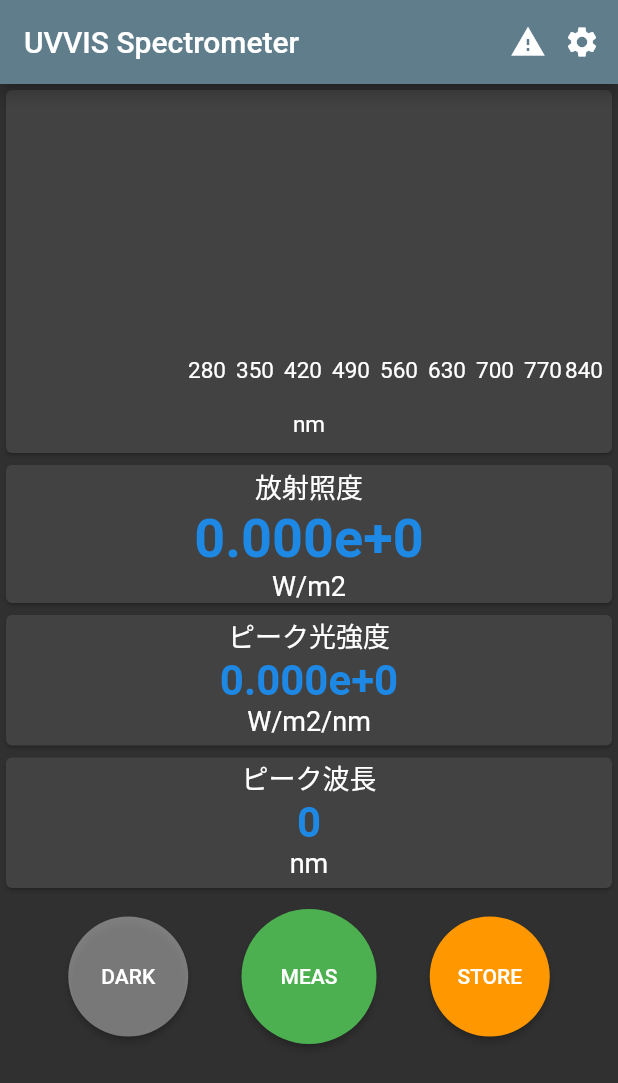
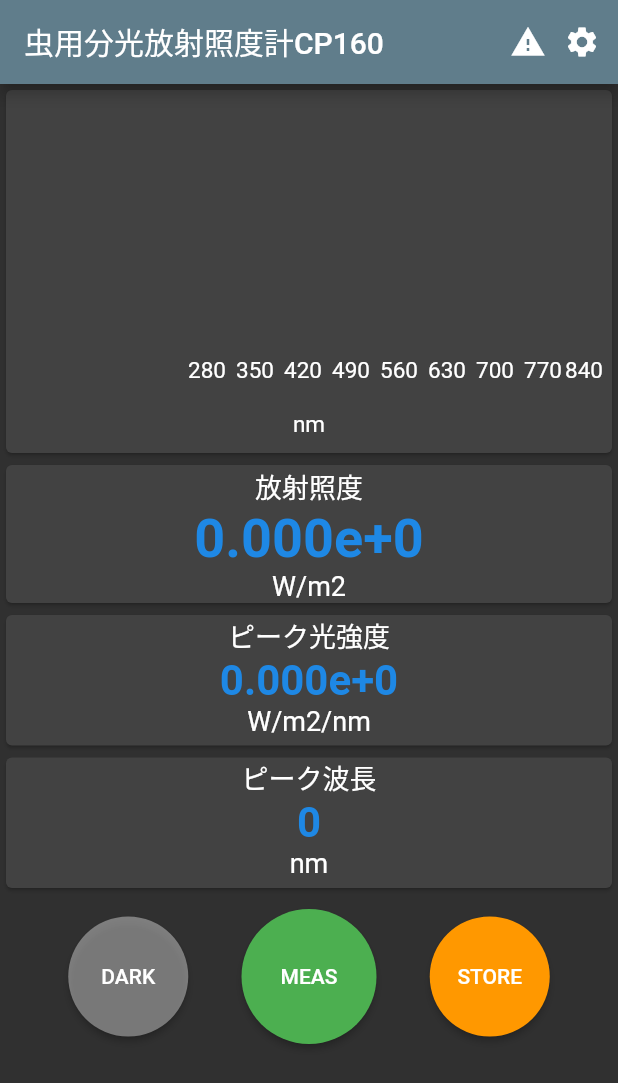
Before and after one commit to colorpyxis-nobuodenshi/uvvisspec-cp160-android-app, a Flutter app: the screen it shows after launch, on a phone screen of 412 x 824 dp. Shown: the top 1083 px of the screen. Run offline on Flutter 3.47's test engine with Material 2 defaults, Android fonts, the phone set to English and light mode, and no system bars; our stand-ins replace charts_flutter, permission_handler, rxdart; missing offline and left inert: external_path, usb_serial.

Commit message:
change 20220613.

```diff
--- a/lib/main.dart
+++ b/lib/main.dart
@@ -488,7 +488,7 @@ class HomeState extends State<Home> {
     // }
     return Scaffold(
       appBar: AppBar(
-        title: const Text('UVVIS Spectrometer'),
+        title: const Text('虫用分光放射照度計CP160'),
         actions: <Widget>[
           //(_connected) ? const Icon(Icons.check_circle_outline) : const Icon(Icons.highlight_off_outlined),
           (_showWarning) ? const Icon(Icons.warning) : const SizedBox.shrink(),
```
